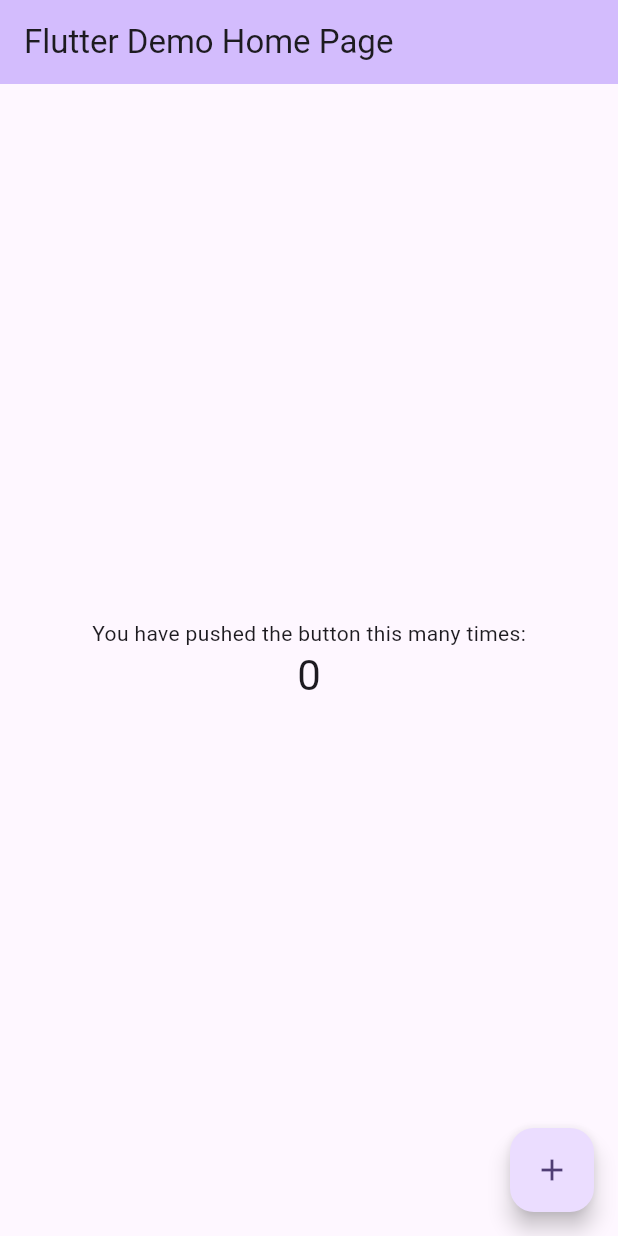
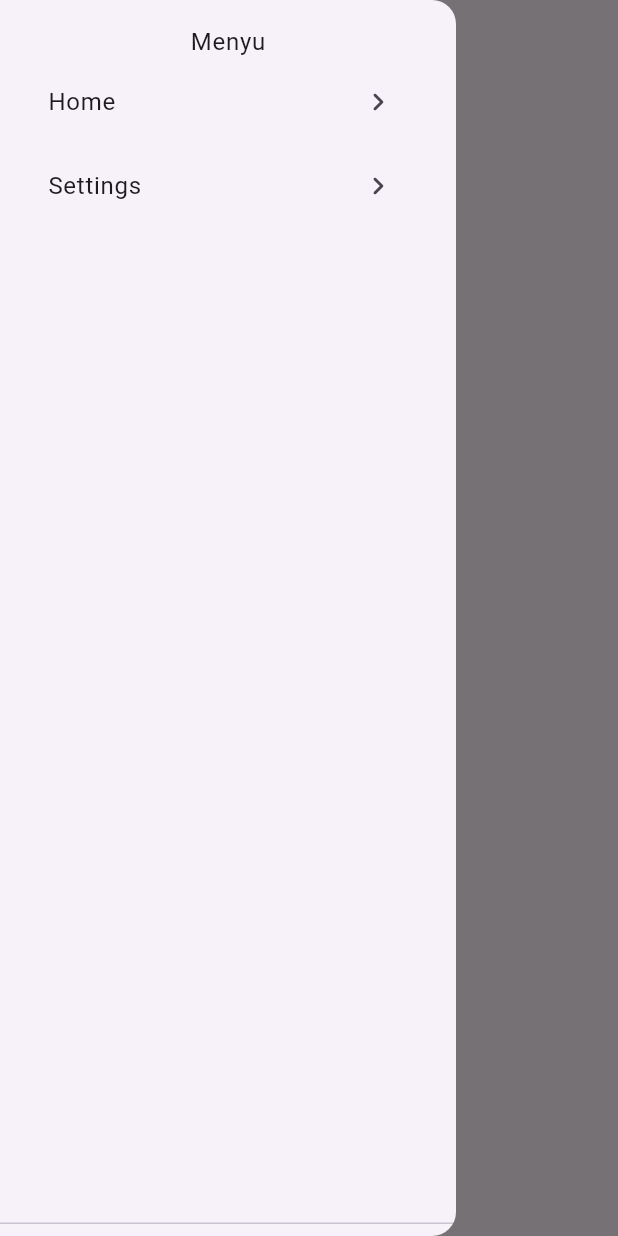
Before and after one commit to msx-git/flutter_day_25, a Flutter app: the screen it shows after launch, with the side drawer open (before the commit the screen has no drawer), on a phone screen of 412 x 824 dp. Run offline on Flutter 3.47's test engine with Material 3 defaults, Android fonts, the phone set to English and light mode, and no system bars.

Commit message:
Switching theme mode is added.

```diff
--- /dev/null
+++ b/lib/classwork/controllers/settings_controller.dart
@@ -0,0 +1,15 @@
+import 'package:flutter/material.dart';
+import 'package:flutter_day_25/classwork/models/settings.dart';
+
+class SettingsController with ChangeNotifier {
+  final Settings settings = Settings(themeMode: ThemeMode.system);
+
+  void switchTheme(bool isDark) {
+    if (isDark) {
+      settings.themeMode = ThemeMode.dark;
+    } else {
+      settings.themeMode = ThemeMode.light;
+    }
+    notifyListeners();
+  }
+}
--- /dev/null
+++ b/lib/classwork/models/settings.dart
@@ -0,0 +1,9 @@
+import 'package:flutter/material.dart';
+
+class Settings {
+  ThemeMode themeMode;
+
+  Settings({
+    required this.themeMode,
+  });
+}
--- /dev/null
+++ b/lib/classwork/notifiers/settings_notifier.dart
@@ -0,0 +1,23 @@
+import 'package:flutter/material.dart';
+import 'package:flutter_day_25/classwork/controllers/settings_controller.dart';
+
+class SettingsNotifier extends InheritedWidget {
+  final SettingsController settingsController;
+
+  const SettingsNotifier({
+    super.key,
+    required this.settingsController,
+    required super.child,
+  });
+
+  @override
+  bool updateShouldNotify(covariant SettingsNotifier oldWidget) {
+    return oldWidget.settingsController != settingsController;
+  }
+
+  static SettingsController of(BuildContext context) {
+    return context
+        .dependOnInheritedWidgetOfExactType<SettingsNotifier>()!
+        .settingsController;
+  }
+}
--- /dev/null
+++ b/lib/classwork/views/screens/home/home_screen.dart
@@ -0,0 +1,42 @@
+import 'package:flutter/cupertino.dart';
+import 'package:flutter/material.dart';
+import 'package:flutter_day_25/classwork/views/screens/settings/settings_screen.dart';
+
+class HomeScreen extends StatelessWidget {
+  const HomeScreen({super.key});
+
+  @override
+  Widget build(BuildContext context) {
+    return Scaffold(
+      appBar: AppBar(
+        title: const Text('Home'),
+      ),
+      drawer: Drawer(
+        child: DrawerHeader(
+          child: Column(
+            children: [
+              const Text('Menyu'),
+              ListTile(
+                onTap: () =>
+                    Navigator.of(context).pushReplacement(CupertinoPageRoute(
+                      builder: (context) => const HomeScreen(),
+                    )),
+                title: const Text('Home'),
+                trailing: Icon(Icons.keyboard_arrow_right_rounded),
+              ),
+              ListTile(
+                onTap: () =>
+                    Navigator.of(context).pushReplacement(CupertinoPageRoute(
+                  builder: (context) => const SettingsScreen(),
+                )),
+                title: const Text('Settings'),
+                trailing: Icon(Icons.keyboard_arrow_right_rounded),
+              )
+            ],
+          ),
+        ),
+      ),
+      body: const Center(),
+    );
+  }
+}
--- a/lib/main.dart
+++ b/lib/main.dart
@@ -1,4 +1,7 @@
 import 'package:flutter/material.dart';
+import 'package:flutter_day_25/classwork/controllers/settings_controller.dart';
+import 'package:flutter_day_25/classwork/notifiers/settings_notifier.dart';
+import 'package:flutter_day_25/classwork/views/screens/home/home_screen.dart';
 
 void main() {
   runApp(const MyApp());
@@ -10,61 +13,21 @@ class MyApp extends StatelessWidget {
   // This widget is the root of your application.
   @override
   Widget build(BuildContext context) {
-    return MaterialApp(
-      title: 'Flutter Demo',
-      theme: ThemeData(
-        colorScheme: ColorScheme.fromSeed(seedColor: Colors.deepPurple),
-        useMaterial3: true,
-      ),
-      home: const MyHomePage(title: 'Flutter Demo Home Page'),
+    return SettingsNotifier(
+      settingsController: SettingsController(),
+      child: Builder(builder: (context) {
+        return ListenableBuilder(
+          listenable: SettingsNotifier.of(context),
+          builder: (context, child) {
+            return MaterialApp(
+              debugShowCheckedModeBanner: false,
+              darkTheme: ThemeData.dark(),
+              themeMode: SettingsNotifier.of(context).settings.themeMode,
+              home: const HomeScreen(),
+            );
+          }
+        );
+      }),
     );
   }
 }
-
-class MyHomePage extends StatefulWidget {
-  const MyHomePage({super.key, required this.title});
-
-  final String title;
-
-  @override
-  State<MyHomePage> createState() => _MyHomePageState();
-}
-
-class _MyHomePageState extends State<MyHomePage> {
-  int _counter = 0;
-
-  void _incrementCounter() {
-    setState(() {
-      _counter++;
-    });
-  }
-
-  @override
-  Widget build(BuildContext context) {
-    return Scaffold(
-      appBar: AppBar(
-        backgroundColor: Theme.of(context).colorScheme.inversePrimary,
-        title: Text(widget.title),
-      ),
-      body: Center(
-        child: Column(
-          mainAxisAlignment: MainAxisAlignment.center,
-          children: <Widget>[
-            const Text(
-              'You have pushed the button this many times:',
-            ),
-            Text(
-              '$_counter',
-              style: Theme.of(context).textTheme.headlineMedium,
-            ),
-          ],
-        ),
-      ),
-      floatingActionButton: FloatingActionButton(
-        onPressed: _incrementCounter,
-        tooltip: 'Increment',
-        child: const Icon(Icons.add),
-      ),
-    );
-  }
-}
```
Also changed, not shown: lib/classwork/views/screens/settings/settings_screen.dart (added, +61 -0 lines).
